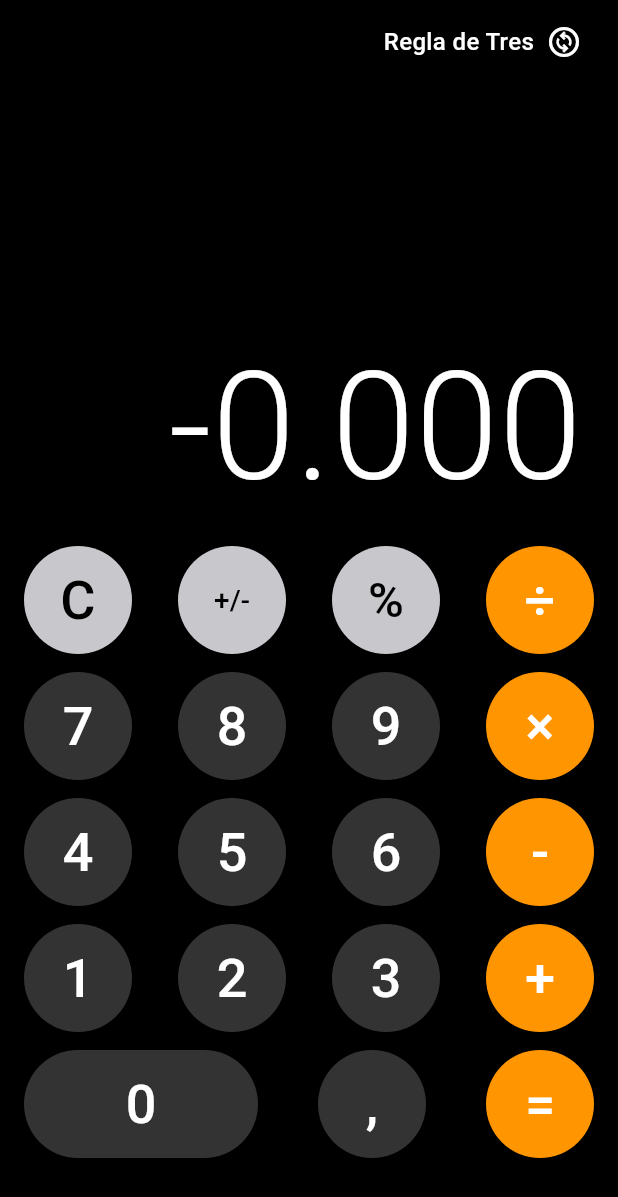
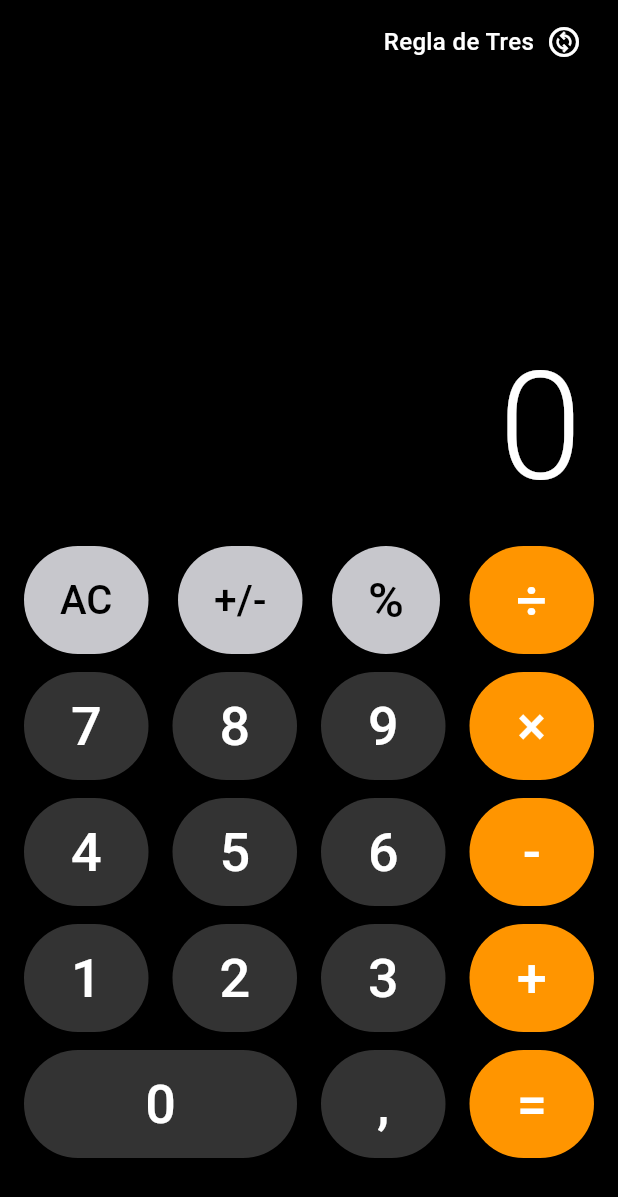
Before and after one commit to jisusDev/Calculator_flutter, a Flutter app: the screen it shows after launch, after a tap on "+/-", on a phone screen of 412 x 824 dp. Shown: the top 1197 px of the screen. Run offline on Flutter 3.47's test engine with Material 3 defaults, Android fonts, the phone set to English and light mode, and no system bars.

Commit message:
Fix button pluss less (#18)
* now the buttons has de same size in all mobiles

* fix problem with de button pluss-less

The problem was the calculation with the positive numbers and negative numbers, now both can pluss or less a negative or positive number

```diff
--- a/lib/screens/calculator_screen/calculator_screen.dart
+++ b/lib/screens/calculator_screen/calculator_screen.dart
@@ -107,15 +107,24 @@ class _BodyState extends State<_Body> {
   }
 
   //funcionalidad del btn +/-
-  bool isPositive = true;
   void plussLess() {
-    if (firstValue.isNotEmpty && secondValue.isEmpty) {
-      setState(() {
-        final double value = double.parse(firstValue.replaceAll(',', '.'));
-        resultValue = (value * (isPositive ? -1 : 1)).toStringAsFixed(3);
-        isPositive = !isPositive;
-      });
-    }
+    setState(() {
+      if (firstValue.isNotEmpty && secondValue.isEmpty) {
+        if (firstValue.startsWith('-')) {
+          firstValue = firstValue.substring(1);
+        } else {
+          firstValue = '-$firstValue';
+        }
+        resultValue = firstValue;
+      } else if (firstValue.isEmpty && secondValue.isNotEmpty) {
+        if (secondValue.startsWith('-')) {
+          secondValue = secondValue.substring(1);
+        } else {
+          secondValue = '-$secondValue';
+        }
+        resultValue = secondValue;
+      }
+    });
   }
 
   //funcionalidad del btn porcentaje
@@ -153,6 +162,8 @@ class _BodyState extends State<_Body> {
 
   @override
   Widget build(BuildContext context) {
+    final screenWidth = MediaQuery.of(context).size.width;
+    final buttonWidth = (screenWidth - 16 * 5) / 4;
     return Padding(
       padding: const EdgeInsets.symmetric(vertical: 40, horizontal: 16),
       child: Column(
@@ -165,11 +176,11 @@ class _BodyState extends State<_Body> {
           ),
           Column(
             children: [
-              firstRowCalculatorButtons(),
-              secondRowCalculatorButtons(),
-              thirdRowCalculatorButtons(),
-              fourthRowCalculatorButtons(),
-              fivethRowCalculatorButtons(),
+              firstRowCalculatorButtons(buttonWidth),
+              secondRowCalculatorButtons(buttonWidth),
+              thirdRowCalculatorButtons(buttonWidth),
+              fourthRowCalculatorButtons(buttonWidth),
+              fivethRowCalculatorButtons(buttonWidth),
             ],
           ),
         ],
@@ -177,7 +188,7 @@ class _BodyState extends State<_Body> {
     );
   }
 
-  Widget firstRowCalculatorButtons() {
+  Widget firstRowCalculatorButtons(double buttonWidth) {
     return Row(
       mainAxisAlignment: MainAxisAlignment.spaceBetween,
       children: [
@@ -185,6 +196,7 @@ class _BodyState extends State<_Body> {
           text: resultValue == '0' ? 'AC' : 'C',
           backgroundColor: const Color.fromRGBO(199, 199, 204, 1),
           textColor: Colors.black,
+          width: buttonWidth,
           onPressed: () {
             reset();
           },
@@ -193,6 +205,7 @@ class _BodyState extends State<_Body> {
           text: '+/-',
           backgroundColor: const Color.fromRGBO(199, 199, 204, 1),
           textColor: Colors.black,
+          width: buttonWidth,
           onPressed: () {
             plussLess();
           },
@@ -209,6 +222,7 @@ class _BodyState extends State<_Body> {
           text: '÷',
           backgroundColor: changeBackgroundColorOperator('÷'),
           textColor: changeTextColorOperator('÷'),
+          width: buttonWidth,
           onPressed: () {
             addOperand((p0, p1) => p0 / p1);
             setState(() => highlightOperator = '÷');
@@ -218,7 +232,7 @@ class _BodyState extends State<_Body> {
     );
   }
 
-  Widget secondRowCalculatorButtons() {
+  Widget secondRowCalculatorButtons(double buttonWidth) {
     return Row(
       mainAxisAlignment: MainAxisAlignment.spaceBetween,
       children: [
@@ -226,24 +240,28 @@ class _BodyState extends State<_Body> {
           text: '7',
           backgroundColor: const Color.fromARGB(255, 51, 51, 51),
           textColor: Colors.white,
+          width: buttonWidth,
           onPressed: () => addNumber('7'),
         ),
         CalculatorButton(
           text: '8',
           backgroundColor: const Color.fromARGB(255, 51, 51, 51),
           textColor: Colors.white,
+          width: buttonWidth,
           onPressed: () => addNumber('8'),
         ),
         CalculatorButton(
           text: '9',
           backgroundColor: const Color.fromARGB(255, 51, 51, 51),
           textColor: Colors.white,
+          width: buttonWidth,
           onPressed: () => addNumber('9'),
         ),
         CalculatorButton(
           text: '×',
           backgroundColor: changeBackgroundColorOperator('×'),
           textColor: changeTextColorOperator('×'),
+          width: buttonWidth,
           onPressed: () {
             addOperand((p0, p1) => p0 * p1);
             setState(() => highlightOperator = '×');
@@ -253,7 +271,7 @@ class _BodyState extends State<_Body> {
     );
   }
 
-  Widget thirdRowCalculatorButtons() {
+  Widget thirdRowCalculatorButtons(double buttonWidth) {
     return Row(
       mainAxisAlignment: MainAxisAlignment.spaceBetween,
       children: [
@@ -261,24 +279,28 @@ class _BodyState extends State<_Body> {
           text: '4',
           backgroundColor: const Color.fromARGB(255, 51, 51, 51),
           textColor: Colors.white,
+          width: buttonWidth,
           onPressed: () => addNumber('4'),
         ),
         CalculatorButton(
           text: '5',
           backgroundColor: const Color.fromARGB(255, 51, 51, 51),
           textColor: Colors.white,
+          width: buttonWidth,
           onPressed: () => addNumber('5'),
         ),
         CalculatorButton(
           text: '6',
           backgroundColor: const Color.fromARGB(255, 51, 51, 51),
           textColor: Colors.white,
+          width: buttonWidth,
           onPressed: () => addNumber('6'),
         ),
         CalculatorButton(
           text: '-',
           backgroundColor: changeBackgroundColorOperator('-'),
           textColor: changeTextColorOperator('-'),
+          width: buttonWidth,
           onPressed: () {
             addOperand((p0, p1) => p0 - p1);
             setState(() => highlightOperator = '-');
@@ -288,7 +310,7 @@ class _BodyState extends State<_Body> {
     );
   }
 
-  Widget fourthRowCalculatorButtons() {
+  Widget fourthRowCalculatorButtons(double buttonWidth) {
     return Row(
       mainAxisAlignment: MainAxisAlignment.spaceBetween,
       children: [
@@ -296,24 +318,28 @@ class _BodyState extends State<_Body> {
           text: '1',
           backgroundColor: const Color.fromARGB(255, 51, 51, 51),
           textColor: Colors.white,
+          width: buttonWidth,
           onPressed: () => addNumber('1'),
         ),
         CalculatorButton(
           text: '2',
           backgroundColor: const Color.fromARGB(255, 51, 51, 51),
           textColor: Colors.white,
+          width: buttonWidth,
           onPressed: () => addNumber('2'),
         ),
         CalculatorButton(
           text: '3',
           backgroundColor: const Color.fromARGB(255, 51, 51, 51),
           textColor: Colors.white,
+          width: buttonWidth,
           onPressed: () => addNumber('3'),
         ),
         CalculatorButton(
           text: '+',
           backgroundColor: changeBackgroundColorOperator('+'),
           textColor: changeTextColorOperator('+'),
+          width: buttonWidth,
           onPressed: () {
             addOperand((p0, p1) => p0 + p1);
             setState(() => highlightOperator = '+');
@@ -323,12 +349,12 @@ class _BodyState extends State<_Body> {
     );
   }
 
-  Widget fivethRowCalculatorButtons() {
+  Widget fivethRowCalculatorButtons(double buttonWidth) {
     return Row(
       mainAxisAlignment: MainAxisAlignment.spaceBetween,
       children: [
         CalculatorButton(
-          width: 156,
+          width: 182,
           text: '0',
           backgroundColor: const Color.fromARGB(255, 51, 51, 51),
           textColor: Colors.white,
@@ -338,12 +364,14 @@ class _BodyState extends State<_Body> {
           text: ',',
           backgroundColor: const Color.fromARGB(255, 51, 51, 51),
           textColor: Colors.white,
+          width: buttonWidth,
           onPressed: () => addNumber(','),
         ),
         CalculatorButton(
           text: '=',
           backgroundColor: const Color.fromRGBO(255, 149, 0, 1),
           textColor: Colors.white,
+          width: buttonWidth,
           onPressed: () {
             compute();
           },
```
